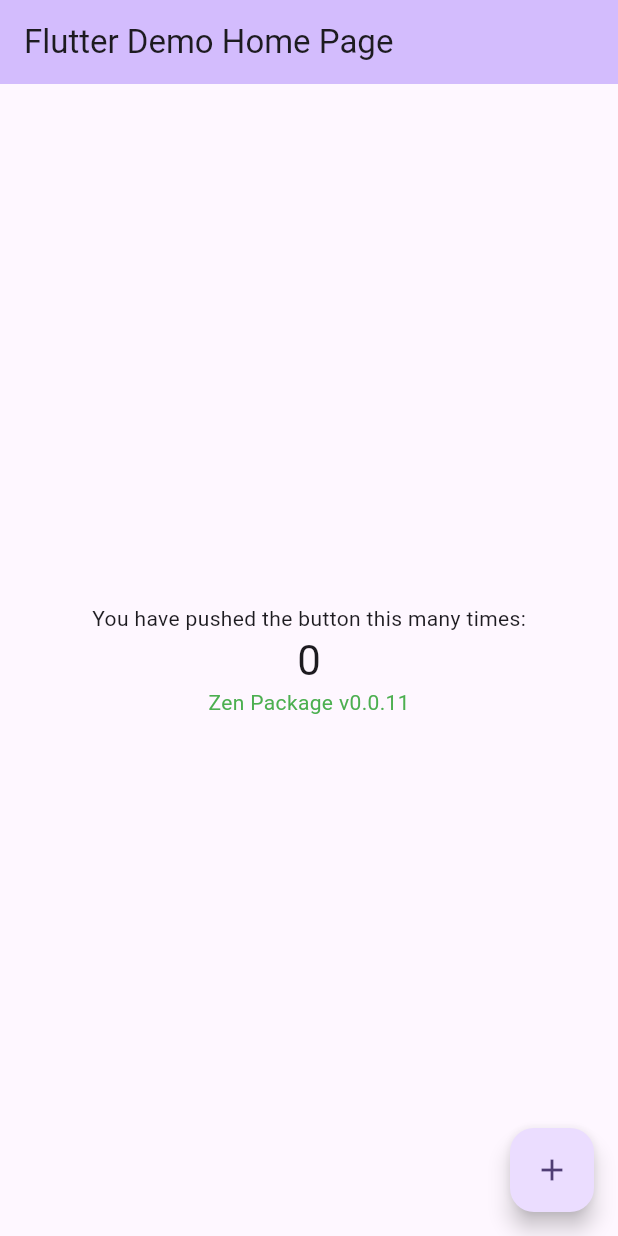
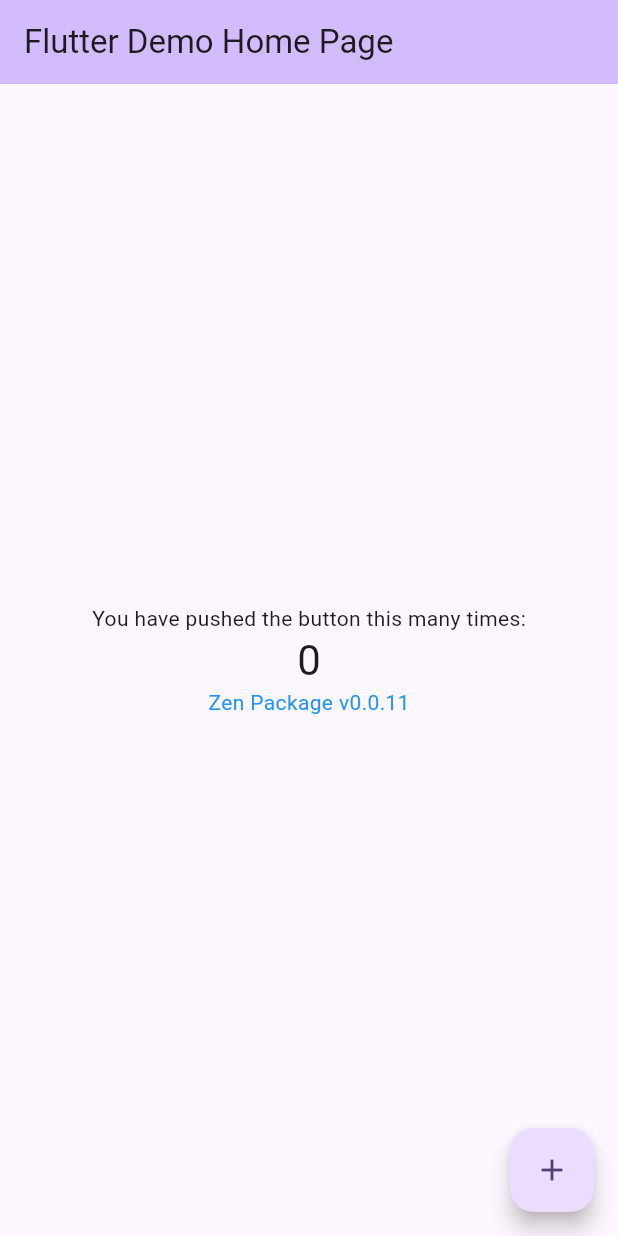
Before and after one commit to nirmalatgallabox/melos_package_maintainer, a Flutter app: the screen it shows after launch, on a phone screen of 412 x 824 dp. Run offline on Flutter 3.47's test engine with Material 3 defaults, Android fonts, the phone set to English and light mode, and no system bars.

Commit message:
breaking(zen_package): color change

```diff
--- a/packages/zen_package/lib/zen_package.dart
+++ b/packages/zen_package/lib/zen_package.dart
@@ -10,7 +10,7 @@ class ZenPackage extends StatelessWidget {
   Widget build(BuildContext context) {
     return const Text(
       'Zen Package v0.0.11',
-      style: TextStyle(color: Colors.green),
+      style: TextStyle(color: Colors.blue),
     );
   }
 }
```
